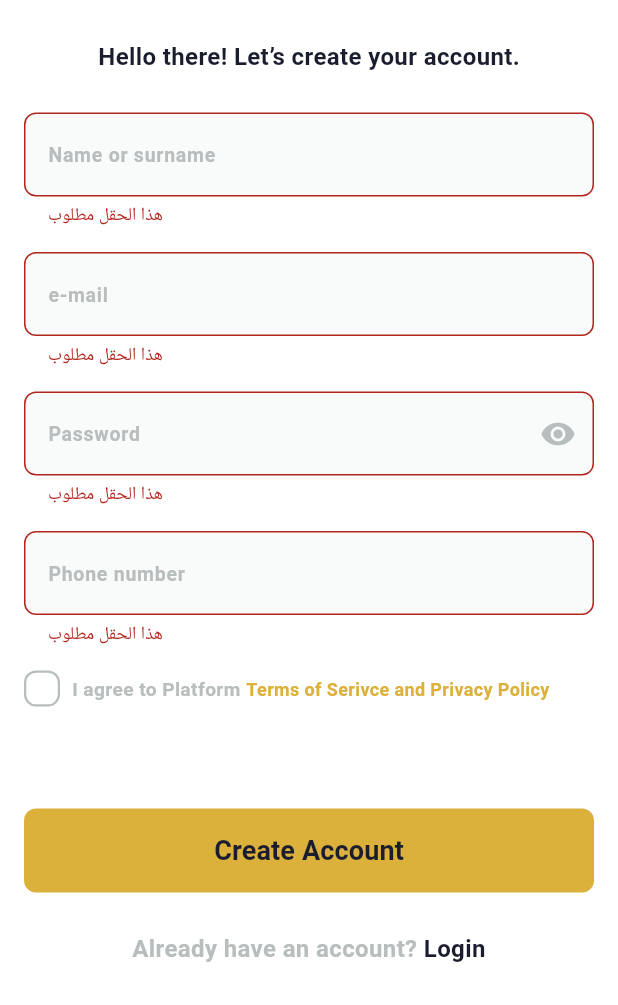
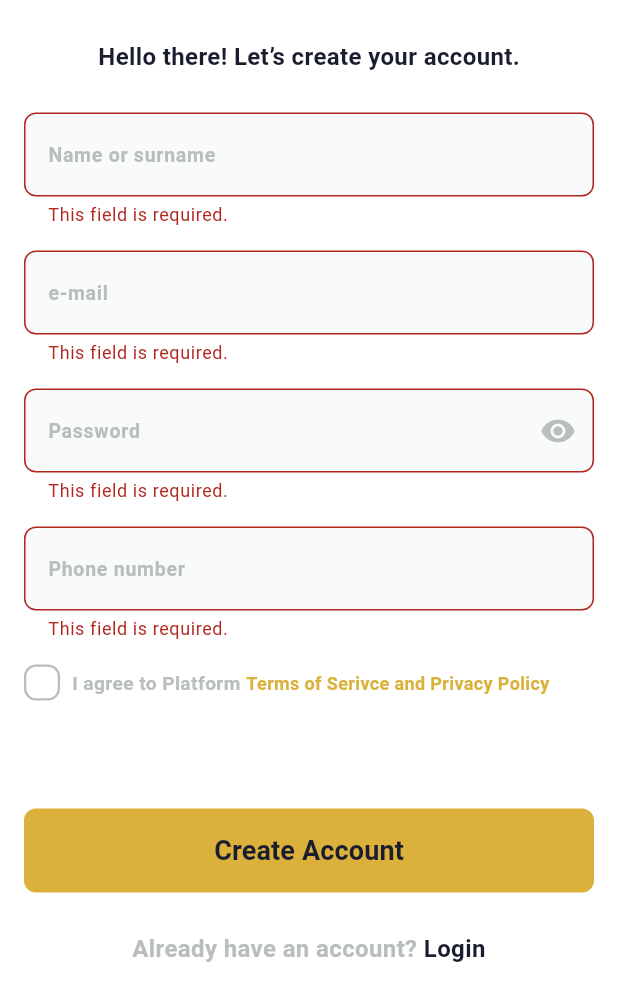
Before and after one commit to Nabil-Gabr/Iteru-App, a Flutter app: the SignupView screen opened by its route, after a tap on "Create Account", on a phone screen of 412 x 824 dp, the part 231-1236 px from its top. Run offline on Flutter 3.47's test engine with Material 3 defaults, Android fonts, the phone set to English and light mode, and no system bars; our stand-ins replace flutter_svg, pin_code_fields, shared_preferences; accounts and stored records are empty.

Commit message:
add logic TermsAndCondition

```diff
--- /dev/null
+++ b/lib/core/helpers/functions/show_error_bar.dart
@@ -0,0 +1,6 @@
+import 'package:flutter/material.dart';
+
+void showErrorBar(BuildContext context, String message) {
+    ScaffoldMessenger.of(context)
+        .showSnackBar(SnackBar(content: Text(message)));
+  }
--- a/lib/core/widgets/custtom_text_form_field.dart
+++ b/lib/core/widgets/custtom_text_form_field.dart
@@ -22,7 +22,7 @@ class CusttomTextFormField extends StatelessWidget {
       onSaved: onSaved,
       validator: (value) {
         if (value == null || value.isEmpty) {
-          return 'هذا الحقل مطلوب';
+          return 'This field is required.';
         }
         return null;
       },
--- a/lib/modules/auth/presentation/views/widgets/signup_view_body.dart
+++ b/lib/modules/auth/presentation/views/widgets/signup_view_body.dart
@@ -1,5 +1,6 @@
 import 'package:flutter/material.dart';
 import 'package:iteru_app/core/constants/constant.dart';
+import 'package:iteru_app/core/helpers/functions/show_error_bar.dart';
 import 'package:iteru_app/core/utils/app_colors.dart';
 import 'package:iteru_app/core/utils/app_images.dart';
 import 'package:iteru_app/core/utils/app_text_styles.dart';
@@ -19,6 +20,7 @@ class SignupViewBody extends StatefulWidget {
 class _SignupViewBodyState extends State<SignupViewBody> {
   final GlobalKey<FormState> formKey = GlobalKey<FormState>();
   AutovalidateMode autovalidateMode = AutovalidateMode.disabled;
+  late bool isTermsAccepted=false;
 
   late String userName, userEmail, userPassword, userPhone;
   @override
@@ -113,7 +115,11 @@ class _SignupViewBodyState extends State<SignupViewBody> {
                   ),
 
                   //TermsAndCondition widget
-                  const TermsAndCondition(),
+                  TermsAndCondition(
+                    onChanged: (value) {
+                      isTermsAccepted = value;
+                    },
+                  ),
                 ],
               ),
             ),
@@ -138,6 +144,11 @@ class _SignupViewBodyState extends State<SignupViewBody> {
                     onPressed: () {
                       if (formKey.currentState!.validate()) {
                         formKey.currentState!.save();
+                        if (isTermsAccepted) {
+
+                        }else{
+                          showErrorBar(context, 'You must agree to the terms and conditions.');
+                        }
                       } else {
                         setState(() {
                           autovalidateMode = AutovalidateMode.always;
--- a/lib/modules/auth/presentation/views/widgets/terms_and_condition.dart
+++ b/lib/modules/auth/presentation/views/widgets/terms_and_condition.dart
@@ -4,7 +4,8 @@ import 'package:iteru_app/core/utils/app_text_styles.dart';
 import 'package:iteru_app/modules/auth/presentation/views/widgets/custtom_check_box.dart';
 
 class TermsAndCondition extends StatefulWidget {
-  const TermsAndCondition({super.key});
+  const TermsAndCondition({super.key, required this.onChanged});
+  final ValueChanged<bool>onChanged;
 
   @override
   State<TermsAndCondition> createState() => _TermsAndConditionState();
@@ -21,6 +22,7 @@ class _TermsAndConditionState extends State<TermsAndCondition> {
           onChecked: (value) {
             setState(() {
               isTermsAccepted = value;
+              widget.onChanged(value);
             });
           },
         ),
```
